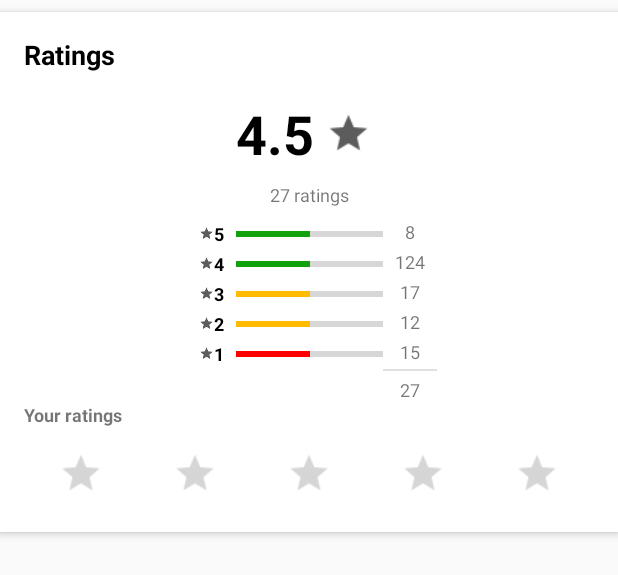
After one commit to NehlTech/AuxBuff, an Android app: the layout ratings_layout.xml on its own in the app's theme, with its tools: preview values and no code run, on a phone screen of 412 x 824 dp. The commit adds this screen. Shown: the top 575 px of the screen. Run offline under Robolectric (Android 15) with nearby library versions, the phone set to English and light mode, and no system bars.

Commit message:
Product Detals updated

```diff
--- a/app/src/main/java/com/cryptech/demoapp/activities/ProductDetailsActivity.java
+++ b/app/src/main/java/com/cryptech/demoapp/activities/ProductDetailsActivity.java
@@ -7,15 +7,17 @@ import androidx.viewpager.widget.ViewPager;
 
 import android.content.res.ColorStateList;
 import android.graphics.Color;
+import android.os.Build;
 import android.os.Bundle;
 import android.view.Menu;
 import android.view.MenuItem;
 import android.view.View;
+import android.widget.ImageView;
+import android.widget.LinearLayout;
 
 import com.cryptech.demoapp.R;
 import com.cryptech.demoapp.adapter.ProductDetailsAdapter;
 import com.cryptech.demoapp.adapter.ProductImagesAdapter;
-import com.google.android.gms.dynamic.IFragmentWrapper;
 import com.google.android.material.floatingactionbutton.FloatingActionButton;
 import com.google.android.material.tabs.TabLayout;
 
@@ -29,6 +31,11 @@ public class ProductDetailsActivity extends AppCompatActivity {
     private FloatingActionButton addToWishListBtn;
     private static boolean ALREADY_ADDED_TO_WISHLIST = false;
 
+
+
+    /********  RATE LAYOUT STARTS ******/
+    private LinearLayout rateNowContainer;
+    /********  RATE LAYOUT ENDS ******/
 
     @Override
     protected void onCreate(Bundle savedInstanceState) {
@@ -47,6 +54,8 @@ public class ProductDetailsActivity extends AppCompatActivity {
         productDetailsViewpager = findViewById(R.id.product_details_viewpager);
         productDetailsTablayout = findViewById(R.id.product_details_tablayout);
 
+        rateNowContainer = findViewById(R.id.rate_now_container);
+
         List<Integer> productImages = new ArrayList<>();
         productImages.add(R.drawable.phone5);
         productImages.add(R.drawable.phone1);
@@ -59,6 +68,7 @@ public class ProductDetailsActivity extends AppCompatActivity {
         viewPagerIndicator.setupWithViewPager(productImageViewPager,true);
         addToWishList();
         productDetailSetAdapter();
+        rateNow();
 
 
     }
@@ -78,6 +88,40 @@ public class ProductDetailsActivity extends AppCompatActivity {
 
             }
         });
+    }
+
+
+    /********  RATING NOW STARTS ******/
+
+    private void rateNow() {
+        for (int x = 0; x < rateNowContainer.getChildCount(); x++) {
+
+            final int starPosition = x;
+            rateNowContainer.getChildAt(x).setOnClickListener(new View.OnClickListener() {
+                @Override
+                public void onClick(View view) {
+                    setRating(starPosition);
+                }
+            });
+
+        }
+    }
+
+    /********  RATING NOW ENDS ******/
+
+    private void setRating(int starPosition) {
+
+        for (int x = 0; x < rateNowContainer.getChildCount(); x++) {
+
+            ImageView starBtn = (ImageView) rateNowContainer.getChildAt(x);
+            if (Build.VERSION.SDK_INT >= Build.VERSION_CODES.LOLLIPOP) {
+                starBtn.setImageTintList(ColorStateList.valueOf(Color.parseColor("#bebebe")));
+                if (x <= starPosition) {
+                    starBtn.setImageTintList(ColorStateList.valueOf(Color.parseColor("#ffbb00")));
+                }
+            }
+        }
+
     }
 
     private void productDetailSetAdapter() {
--- a/app/src/main/java/com/cryptech/demoapp/adapter/GridProductLayoutAdapter.java
+++ b/app/src/main/java/com/cryptech/demoapp/adapter/GridProductLayoutAdapter.java
@@ -1,5 +1,6 @@
 package com.cryptech.demoapp.adapter;
 
+import android.content.Intent;
 import android.graphics.Color;
 import android.os.Build;
 import android.view.LayoutInflater;
@@ -10,6 +11,7 @@ import android.widget.ImageView;
 import android.widget.TextView;
 
 import com.cryptech.demoapp.R;
+import com.cryptech.demoapp.activities.ProductDetailsActivity;
 import com.cryptech.demoapp.model.HorizontalScrollProductModel;
 
 import java.util.List;
@@ -38,7 +40,7 @@ public class GridProductLayoutAdapter extends BaseAdapter {
     }
 
     @Override
-    public View getView(int i, View convertView, ViewGroup viewGroup) {
+    public View getView(int i, View convertView, final ViewGroup viewGroup) {
         View view;
 
         if (convertView == null) {
@@ -49,6 +51,13 @@ public class GridProductLayoutAdapter extends BaseAdapter {
             }
 
             view.setBackgroundColor(Color.parseColor("#ffffff"));
+            view.setOnClickListener(new View.OnClickListener() {
+                @Override
+                public void onClick(View view) {
+                    Intent productDetailsIntent = new Intent(viewGroup.getContext(), ProductDetailsActivity.class);
+                    viewGroup.getContext().startActivity(productDetailsIntent);
+                }
+            });
 
             ImageView productImage = view.findViewById(R.id.h_s_productImage);
             TextView productTitle = view.findViewById(R.id.h_s_productTitle);
--- /dev/null
+++ b/app/src/main/res/drawable/star.xml
@@ -0,0 +1,5 @@
+<vector android:autoMirrored="true" android:height="24dp"
+    android:tint="#05E205" android:viewportHeight="24.0"
+    android:viewportWidth="24.0" android:width="24dp" xmlns:android="http://schemas.android.com/apk/res/android">
+    <path android:fillColor="#FF000000" android:pathData="M12,17.27L18.18,21l-1.64,-7.03L22,9.24l-7.19,-0.61L12,2 9.19,8.63 2,9.24l5.46,4.73L5.82,21z"/>
+</vector>
--- a/app/src/main/res/layout/activity_product_details.xml
+++ b/app/src/main/res/layout/activity_product_details.xml
@@ -45,6 +45,7 @@
             <include layout="@layout/reward_with_product_layout"/>
             <include layout="@layout/product_description_layout"/>
             <include layout="@layout/product_details_only_layout"/>
+            <include layout="@layout/ratings_layout"/>
         </LinearLayout>
     </ScrollView>
 
--- a/app/src/main/res/layout/product_images_layout.xml
+++ b/app/src/main/res/layout/product_images_layout.xml
@@ -40,7 +40,7 @@
             android:layout_gravity="center"
             android:layout_marginStart="2dp"
             android:layout_marginEnd="2dp"
-            android:src="@mipmap/star"
+            android:src="@mipmap/star2"
             android:tint="@color/colorAccent" />
 
         <TextView
--- /dev/null
+++ b/app/src/main/res/layout/ratings_layout.xml
@@ -0,0 +1,474 @@
+<?xml version="1.0" encoding="utf-8"?>
+<androidx.constraintlayout.widget.ConstraintLayout
+    xmlns:android="http://schemas.android.com/apk/res/android"
+    xmlns:app="http://schemas.android.com/apk/res-auto"
+    xmlns:tools="http://schemas.android.com/tools"
+    android:background="@color/colorAccent"
+    android:elevation="3dp"
+    android:layout_marginTop="8dp"
+    android:layout_marginBottom="8dp"
+    android:layout_width="match_parent"
+    android:layout_height="wrap_content">
+
+    <TextView
+        android:id="@+id/textView"
+        android:layout_width="wrap_content"
+        android:layout_height="wrap_content"
+        android:layout_marginStart="16dp"
+        android:layout_marginLeft="16dp"
+        android:layout_marginTop="16dp"
+        android:text="Ratings"
+       android:textColor="#000000"
+        android:textStyle="bold"
+        android:textSize="18sp"
+        app:layout_constraintStart_toStartOf="parent"
+        app:layout_constraintTop_toTopOf="parent" />
+
+    <LinearLayout
+        android:id="@+id/linearLayout2"
+        android:layout_width="wrap_content"
+        android:layout_height="wrap_content"
+        android:layout_marginStart="16dp"
+        android:layout_marginLeft="16dp"
+        android:layout_marginTop="16dp"
+        android:layout_marginEnd="16dp"
+        android:layout_marginRight="16dp"
+        android:gravity="center"
+        android:orientation="horizontal"
+        app:layout_constraintEnd_toEndOf="parent"
+        app:layout_constraintStart_toStartOf="parent"
+        app:layout_constraintTop_toBottomOf="@+id/textView">
+
+        <TextView
+            android:id="@+id/average_rating"
+            android:layout_width="wrap_content"
+            android:layout_height="wrap_content"
+            android:layout_weight="1"
+            android:text="4.5"
+            android:textColor="#000000"
+            android:textSize="36sp"
+            android:textStyle="bold" />
+
+        <ImageView
+            android:id="@+id/average_rating_star"
+            android:layout_width="30dp"
+            android:layout_height="30dp"
+            android:layout_margin="8dp"
+            android:layout_weight="1"
+            android:tint="#000000"
+            app:srcCompat="@drawable/star"
+            tools:ignore="VectorDrawableCompat" />
+
+    </LinearLayout>
+
+    <TextView
+        android:id="@+id/total_ratings"
+        android:layout_width="wrap_content"
+        android:layout_height="wrap_content"
+        android:layout_marginStart="16dp"
+        android:layout_marginLeft="16dp"
+        android:layout_marginTop="8dp"
+        android:layout_marginEnd="16dp"
+        android:layout_marginRight="16dp"
+        android:text="27 ratings"
+        android:textSize="12sp"
+        app:layout_constraintEnd_toEndOf="parent"
+        app:layout_constraintStart_toStartOf="parent"
+        app:layout_constraintTop_toBottomOf="@+id/linearLayout2" />
+
+    <LinearLayout
+        android:id="@+id/ratings_progressbar_container"
+        android:layout_width="0dp"
+        android:layout_height="wrap_content"
+        android:layout_marginTop="8dp"
+        android:orientation="vertical"
+        app:layout_constraintEnd_toEndOf="@+id/linearLayout2"
+        app:layout_constraintHorizontal_bias="1.0"
+        app:layout_constraintStart_toStartOf="@+id/linearLayout2"
+        app:layout_constraintTop_toBottomOf="@+id/total_ratings">
+
+        <ProgressBar
+            android:id="@+id/progressBar1"
+            style="?android:attr/progressBarStyleHorizontal"
+            android:layout_width="match_parent"
+            android:layout_height="wrap_content"
+            android:layout_marginTop="2dp"
+            android:layout_marginBottom="2dp"
+            android:layout_weight="1"
+            android:max="100"
+            android:progress="50"
+            android:progressTint="@color/successfulGreen" />
+
+        <ProgressBar
+            android:id="@+id/progressBar2"
+            style="?android:attr/progressBarStyleHorizontal"
+            android:layout_width="match_parent"
+            android:layout_height="wrap_content"
+            android:layout_marginTop="2dp"
+            android:layout_marginBottom="2dp"
+            android:layout_weight="1"
+            android:max="100"
+            android:progress="50"
+            android:progressTint="@color/successfulGreen" />
+
+        <ProgressBar
+            android:id="@+id/progressBar3"
+            style="?android:attr/progressBarStyleHorizontal"
+            android:layout_width="match_parent"
+            android:layout_height="wrap_content"
+            android:layout_marginTop="2dp"
+            android:layout_marginBottom="2dp"
+            android:layout_weight="1"
+            android:max="100"
+            android:progress="50"
+            android:progressTint="#ffbb00" />
+
+        <ProgressBar
+            android:id="@+id/progressBar4"
+            style="?android:attr/progressBarStyleHorizontal"
+            android:layout_width="match_parent"
+            android:layout_height="wrap_content"
+            android:layout_marginTop="2dp"
+            android:layout_marginBottom="2dp"
+            android:layout_weight="1"
+            android:max="100"
+            android:progress="50"
+            android:progressTint="#ffbb00" />
+
+        <ProgressBar
+            android:id="@+id/progressBar5"
+            style="?android:attr/progressBarStyleHorizontal"
+            android:layout_width="match_parent"
+            android:layout_height="wrap_content"
+            android:layout_marginTop="2dp"
+            android:layout_marginBottom="2dp"
+            android:layout_weight="1"
+            android:max="100"
+            android:progress="50"
+            android:progressTint="#ff0000" />
+    </LinearLayout>
+
+    <LinearLayout
+        android:id="@+id/linear_layout"
+        android:layout_width="wrap_content"
+        android:layout_height="0dp"
+        android:layout_marginEnd="8dp"
+        android:layout_marginRight="8dp"
+        android:orientation="vertical"
+        app:layout_constraintBottom_toBottomOf="@+id/ratings_progressbar_container"
+        app:layout_constraintEnd_toStartOf="@+id/ratings_progressbar_container"
+        app:layout_constraintTop_toTopOf="@+id/ratings_progressbar_container">
+
+        <LinearLayout
+            android:layout_width="match_parent"
+            android:layout_height="match_parent"
+            android:layout_weight="1"
+            android:gravity="center"
+            android:orientation="horizontal">
+
+            <ImageView
+                android:id="@+id/imageView4"
+                android:layout_width="10dp"
+                android:layout_height="10dp"
+                android:layout_marginStart="4dp"
+                android:layout_marginLeft="4dp"
+                android:layout_weight="1"
+                android:tint="#000000"
+                app:srcCompat="@drawable/star"
+                tools:ignore="VectorDrawableCompat" />
+
+            <TextView
+                android:id="@+id/textView6"
+                android:layout_width="wrap_content"
+                android:layout_height="wrap_content"
+                android:layout_weight="1"
+                android:text="5"
+                android:textColor="#000000"
+                android:textSize="12sp"
+                android:textStyle="bold" />
+
+        </LinearLayout>
+
+        <LinearLayout
+            android:layout_width="match_parent"
+            android:layout_height="match_parent"
+            android:layout_weight="1"
+            android:gravity="center"
+            android:orientation="horizontal">
+
+            <ImageView
+                android:id="@+id/imageView5"
+                android:layout_width="10dp"
+                android:layout_height="10dp"
+                android:layout_marginStart="4dp"
+                android:layout_marginLeft="4dp"
+                android:layout_weight="1"
+                android:tint="#000000"
+                app:srcCompat="@drawable/star"
+                tools:ignore="VectorDrawableCompat" />
+
+            <TextView
+                android:id="@+id/textView7"
+                android:layout_width="wrap_content"
+                android:layout_height="wrap_content"
+                android:layout_weight="1"
+                android:text="4"
+                android:textColor="#000000"
+                android:textSize="12sp"
+                android:textStyle="bold" />
+
+        </LinearLayout>
+
+        <LinearLayout
+            android:layout_width="match_parent"
+            android:layout_height="match_parent"
+            android:layout_weight="1"
+            android:gravity="center"
+            android:orientation="horizontal">
+
+            <ImageView
+                android:id="@+id/imageView6"
+                android:layout_width="10dp"
+                android:layout_height="10dp"
+                android:layout_marginStart="4dp"
+                android:layout_marginLeft="4dp"
+                android:layout_weight="1"
+                android:tint="#000000"
+                app:srcCompat="@drawable/star"
+                tools:ignore="VectorDrawableCompat" />
+
+            <TextView
+                android:id="@+id/textView8"
+                android:layout_width="wrap_content"
+                android:layout_height="wrap_content"
+                android:layout_weight="1"
+                android:text="3"
+                android:textColor="#000000"
+                android:textSize="12sp"
+                android:textStyle="bold" />
+
+        </LinearLayout>
+
+        <LinearLayout
+            android:layout_width="match_parent"
+            android:layout_height="match_parent"
+            android:layout_weight="1"
+            android:gravity="center"
+            android:orientation="horizontal">
+
+            <ImageView
+                android:id="@+id/imageView7"
+                android:layout_width="10dp"
+                android:layout_height="10dp"
+                android:layout_marginStart="4dp"
+                android:layout_marginLeft="4dp"
+                android:layout_weight="1"
+                android:tint="#000000"
+                app:srcCompat="@drawable/star"
+                tools:ignore="VectorDrawableCompat" />
+
+            <TextView
+                android:id="@+id/textView9"
+                android:layout_width="wrap_content"
+                android:layout_height="wrap_content"
+                android:layout_weight="1"
+                android:text="2"
+                android:textColor="#000000"
+                android:textSize="12sp"
+                android:textStyle="bold" />
+
+        </LinearLayout>
+
+        <LinearLayout
+            android:layout_width="match_parent"
+            android:layout_height="match_parent"
+            android:layout_weight="1"
+            android:gravity="center"
+            android:orientation="horizontal">
+
+            <ImageView
+                android:id="@+id/imageView8"
+                android:layout_width="10dp"
+                android:layout_height="10dp"
+                android:layout_marginStart="4dp"
+                android:layout_marginLeft="4dp"
+                android:layout_weight="1"
+                android:tint="#000000"
+                app:srcCompat="@drawable/star"
+                tools:ignore="VectorDrawableCompat" />
+
+            <TextView
+                android:id="@+id/textView10"
+                android:layout_width="wrap_content"
+                android:layout_height="wrap_content"
+                android:layout_weight="1"
+                android:text="1"
+                android:textColor="#000000"
+                android:textSize="12sp"
+                android:textStyle="bold" />
+
+        </LinearLayout>
+    </LinearLayout>
+
+    <LinearLayout
+        android:id="@+id/ratings_numbers_container"
+        android:layout_width="wrap_content"
+        android:layout_height="0dp"
+        android:orientation="vertical"
+        android:paddingRight="8dp"
+        android:paddingLeft="8dp"
+        app:layout_constraintBottom_toBottomOf="@+id/ratings_progressbar_container"
+        app:layout_constraintStart_toEndOf="@+id/ratings_progressbar_container"
+        app:layout_constraintTop_toTopOf="@+id/ratings_progressbar_container">
+
+        <TextView
+            android:id="@+id/textView11"
+            android:layout_width="match_parent"
+            android:layout_height="match_parent"
+            android:layout_weight="1"
+            android:text="8"
+            android:textAlignment="center"
+            android:textSize="12sp" />
+
+        <TextView
+            android:id="@+id/textView12"
+            android:layout_width="match_parent"
+            android:layout_height="match_parent"
+            android:layout_weight="1"
+            android:text="124"
+            android:textAlignment="center"
+            android:textSize="12sp" />
+
+        <TextView
+            android:id="@+id/textView13"
+            android:layout_width="match_parent"
+            android:layout_height="match_parent"
+            android:layout_weight="1"
+            android:text="17"
+            android:textAlignment="center"
+            android:textSize="12sp" />
+
+        <TextView
+            android:id="@+id/textView14"
+            android:layout_width="match_parent"
+            android:layout_height="match_parent"
+            android:layout_weight="1"
+            android:text="12"
+            android:textAlignment="center"
+            android:textSize="12sp" />
+
+        <TextView
+            android:id="@+id/textView15"
+            android:layout_width="match_parent"
+            android:layout_height="match_parent"
+            android:layout_weight="1"
+            android:text="15"
+            android:textAlignment="center"
+            android:textSize="12sp" />
+    </LinearLayout>
+
+    <View
+        android:id="@+id/divider3"
+        android:layout_width="0dp"
+        android:layout_height="1dp"
+        android:background="?android:attr/listDivider"
+        app:layout_constraintEnd_toEndOf="@+id/ratings_numbers_container"
+        app:layout_constraintStart_toStartOf="@+id/ratings_numbers_container"
+        app:layout_constraintTop_toBottomOf="@+id/ratings_numbers_container" />
+
+    <TextView
+        android:id="@+id/total_ratings_figure"
+        android:layout_width="wrap_content"
+        android:layout_height="wrap_content"
+        android:layout_marginTop="4dp"
+        android:text="27"
+        android:textSize="12sp"
+        app:layout_constraintEnd_toEndOf="@+id/ratings_numbers_container"
+        app:layout_constraintStart_toEndOf="@+id/ratings_progressbar_container"
+        app:layout_constraintTop_toBottomOf="@+id/divider3" />
+
+    <TextView
+        android:id="@+id/tv_your_ratings"
+        android:layout_width="wrap_content"
+        android:layout_height="wrap_content"
+        android:layout_marginStart="16dp"
+        android:layout_marginLeft="16dp"
+        android:text="Your ratings"
+        android:textSize="12sp"
+        android:textStyle="bold"
+        app:layout_constraintStart_toStartOf="parent"
+        app:layout_constraintTop_toBottomOf="@+id/total_ratings_figure" />
+
+    <LinearLayout
+        android:id="@+id/rate_now_container"
+        android:layout_width="0dp"
+        android:layout_height="wrap_content"
+        android:layout_marginStart="16dp"
+        android:layout_marginLeft="16dp"
+        android:layout_marginTop="8dp"
+        android:layout_marginEnd="16dp"
+        android:layout_marginRight="16dp"
+        android:layout_marginBottom="16dp"
+        android:orientation="horizontal"
+        app:layout_constraintBottom_toBottomOf="parent"
+        app:layout_constraintEnd_toEndOf="parent"
+        app:layout_constraintStart_toStartOf="parent"
+        app:layout_constraintTop_toBottomOf="@+id/tv_your_ratings">
+
+        <ImageView
+            android:id="@+id/imageView2"
+            android:layout_width="match_parent"
+            android:layout_height="30dp"
+            android:layout_marginTop="8dp"
+            android:layout_marginBottom="8dp"
+            android:layout_weight="1"
+            android:tint="#bebebe"
+            app:srcCompat="@drawable/star"
+            tools:ignore="VectorDrawableCompat" />
+
+        <ImageView
+            android:id="@+id/imageView9"
+            android:layout_width="match_parent"
+            android:layout_height="30dp"
+            android:layout_marginTop="8dp"
+            android:layout_marginBottom="8dp"
+            android:layout_weight="1"
+            android:tint="#bebebe"
+            app:srcCompat="@drawable/star"
+            tools:ignore="VectorDrawableCompat" />
+
+        <ImageView
+            android:id="@+id/imageView10"
+            android:layout_width="match_parent"
+            android:layout_height="30dp"
+            android:layout_marginTop="8dp"
+            android:layout_marginBottom="8dp"
+            android:layout_weight="1"
+            android:tint="#bebebe"
+            app:srcCompat="@drawable/star"
+            tools:ignore="VectorDrawableCompat" />
+
+        <ImageView
+            android:id="@+id/imageView11"
+            android:layout_width="match_parent"
+            android:layout_height="30dp"
+            android:layout_marginTop="8dp"
+            android:layout_marginBottom="8dp"
+            android:layout_weight="1"
+            android:tint="#bebebe"
+            app:srcCompat="@drawable/star"
+            tools:ignore="VectorDrawableCompat" />
+
+        <ImageView
+            android:id="@+id/imageView12"
+            android:layout_width="match_parent"
+            android:layout_height="30dp"
+            android:layout_marginTop="8dp"
+            android:layout_marginBottom="8dp"
+            android:layout_weight="1"
+            android:tint="#bebebe"
+            app:srcCompat="@drawable/star"
+            tools:ignore="VectorDrawableCompat" />
+    </LinearLayout>
+
+</androidx.constraintlayout.widget.ConstraintLayout>
```
Also changed, not shown: app/src/main/res/drawable-hdpi/star.png (added), app/src/main/res/drawable-mdpi/ic_action_name.png (added), app/src/main/res/drawable-mdpi/star.png (added), app/src/main/res/drawable-xhdpi/star.png (added), app/src/main/res/drawable-xxhdpi/ic_action_name.png (added), app/src/main/res/drawable-xxhdpi/star.png (added), app/src/main/res/mipmap-hdpi/star.png (deleted), app/src/main/res/mipmap-mdpi/star.png (deleted), app/src/main/res/mipmap-xhdpi/star.png (deleted), app/src/main/res/mipmap-xxhdpi/star.png (deleted), app/src/main/res/mipmap-xxxhdpi/star.png (deleted).
